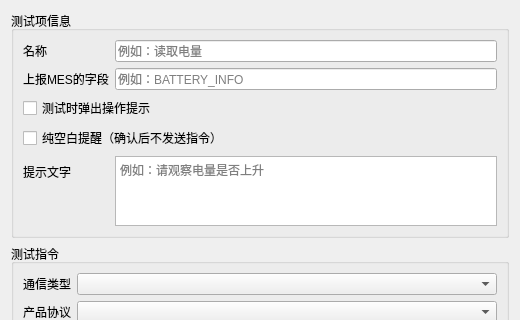
yuhuang163/test, file platform/settings/widgets/test_case_edit_dialog.ui: the form before one commit; both pictures show x 0 to 520 and y 0 to 320 of the 520 by 1026 pixel window.
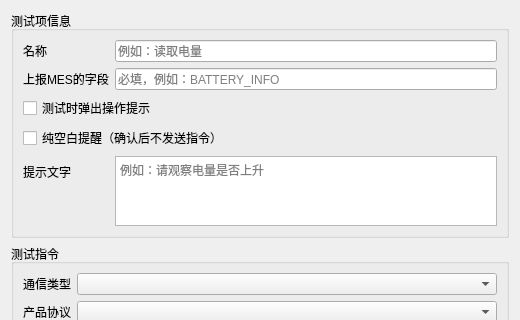
The form after the commit.

```diff
--- a/platform/settings/widgets/test_case_edit_dialog.ui
+++ b/platform/settings/widgets/test_case_edit_dialog.ui
@@ -50,7 +50,7 @@
       <item row="1" column="1">
        <widget class="QLineEdit" name="lineEdit_mesTag">
         <property name="placeholderText">
-         <string>例如：BATTERY_INFO</string>
+         <string>必填，例如：BATTERY_INFO</string>
         </property>
        </widget>
       </item>
```
Left out of the diff: 2 changed lines with no effect on the pictures.
